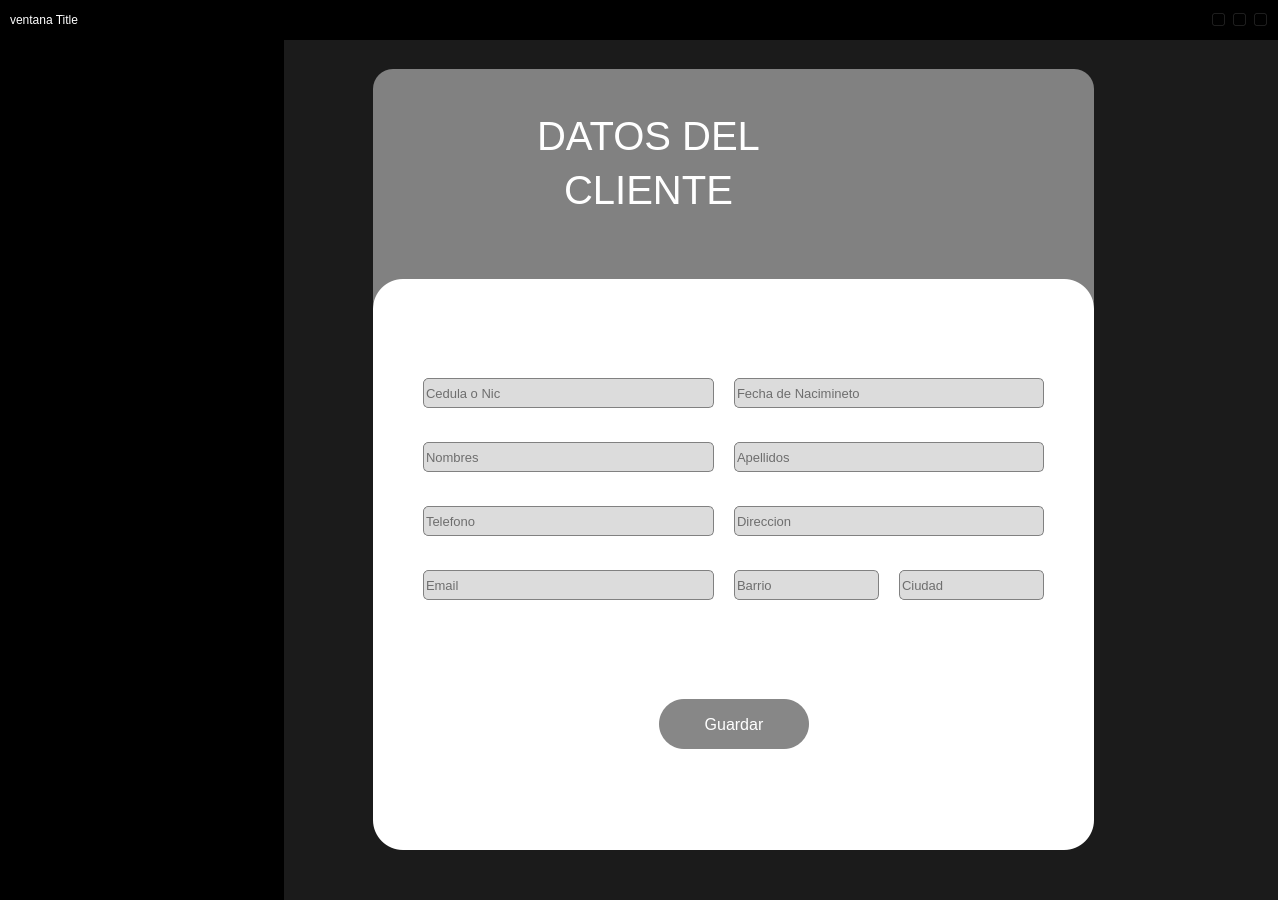
First picture: the form in Resource/Views/work.ui, repository Jpalacio98/Tzedaka, before the edit.
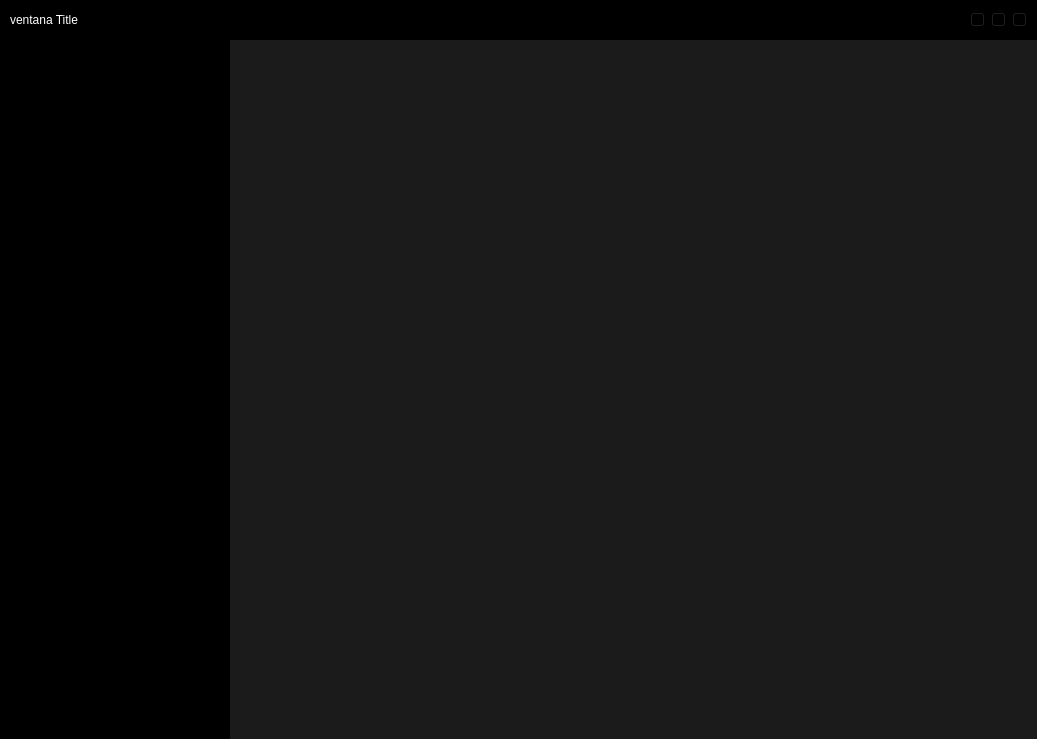
Second picture: the form after the edit. The open tabs and pages were chosen to show the change. Icons and pictures are not drawn.

Commit message: diseño de lista de clientes

The edit to the form file:
```diff
--- a/Resource/Views/work.ui
+++ b/Resource/Views/work.ui
@@ -6,8 +6,8 @@
    <rect>
     <x>0</x>
     <y>0</y>
-    <width>1278</width>
-    <height>900</height>
+    <width>1037</width>
+    <height>739</height>
    </rect>
   </property>
   <property name="windowTitle">
@@ -222,6 +222,17 @@
                 <height>842</height>
                </rect>
               </property>
+              <layout class="QHBoxLayout" name="horizontalLayout_5">
+               <item>
+                <widget class="QFrame" name="frame_2">
+                 <property name="frameShape">
+                  <enum>QFrame::StyledPanel</enum>
+                 </property>
+                 <property name="frameShadow">
+                  <enum>QFrame::Raised</enum>
+                 </property>
+                 <layout class="QHBoxLayout" name="horizontalLayout_7" stretch="7,1">
+                  <item>
               <widget class="QFrame" name="frame_3">
                <property name="geometry">
                 <rect>
@@ -376,7 +387,63 @@
                <property name="frameShadow">
                 <enum>QFrame::Raised</enum>
                </property>
-              </widget>
+                    <layout class="QVBoxLayout" name="verticalLayout_4" stretch="1,1,1,0">
+                     <property name="spacing">
+                      <number>100</number>
+                     </property>
+                     <property name="leftMargin">
+                      <number>10</number>
+                     </property>
+                     <property name="topMargin">
+                      <number>50</number>
+                     </property>
+                     <property name="rightMargin">
+                      <number>10</number>
+                     </property>
+                     <property name="bottomMargin">
+                      <number>10</number>
+                     </property>
+                     <item>
+                      <widget class="QPushButton" name="pushButton">
+                       <property name="text">
+                        <string>PushButton</string>
+                       </property>
+                      </widget>
+                     </item>
+                     <item>
+                      <widget class="QPushButton" name="pushButton_2">
+                       <property name="text">
+                        <string>PushButton</string>
+                       </property>
+                      </widget>
+                     </item>
+                     <item>
+                      <widget class="QPushButton" name="pushButton_3">
+                       <property name="text">
+                        <string>PushButton</string>
+                       </property>
+                      </widget>
+                     </item>
+                     <item>
+                      <spacer name="verticalSpacer">
+                       <property name="orientation">
+                        <enum>Qt::Vertical</enum>
+                       </property>
+                       <property name="sizeHint" stdset="0">
+                        <size>
+                         <width>20</width>
+                         <height>261</height>
+                        </size>
+                       </property>
+                      </spacer>
+                     </item>
+                    </layout>
+                   </widget>
+                  </item>
+                 </layout>
+                </widget>
+               </item>
+              </layout>
              </widget>
             </widget>
            </item>
@@ -397,457 +464,11 @@
                <rect>
                 <x>0</x>
                 <y>0</y>
-                <width>559</width>
-                <height>559</height>
+                <width>395</width>
+                <height>840</height>
                </rect>
               </property>
-              <layout class="QHBoxLayout" name="horizontalLayout_6">
-               <item>
-                <widget class="QWidget" name="widget" native="true">
-                 <property name="sizePolicy">
-                  <sizepolicy hsizetype="Minimum" vsizetype="Minimum">
-                   <horstretch>0</horstretch>
-                   <verstretch>0</verstretch>
-                  </sizepolicy>
-                 </property>
-                 <property name="minimumSize">
-                  <size>
-                   <width>541</width>
-                   <height>541</height>
-                  </size>
-                 </property>
-                 <widget class="QFrame" name="frame_2">
-                  <property name="geometry">
-                   <rect>
-                    <x>70</x>
-                    <y>10</y>
-                    <width>721</width>
-                    <height>251</height>
-                   </rect>
-                  </property>
-                  <property name="styleSheet">
-                   <string notr="true">background-color: rgb(129, 129, 129);
-border-radius:20px;</string>
-                  </property>
-                  <property name="frameShape">
-                   <enum>QFrame::StyledPanel</enum>
-                  </property>
-                  <property name="frameShadow">
-                   <enum>QFrame::Raised</enum>
-                  </property>
-                  <widget class="QLabel" name="label_5">
-                   <property name="geometry">
-                    <rect>
-                     <x>510</x>
-                     <y>40</y>
-                     <width>121</width>
-                     <height>121</height>
-                    </rect>
-                   </property>
-                   <property name="text">
-                    <string/>
-                   </property>
-                   <property name="pixmap">
-                    <pixmap resource="../Images/recursos.qrc">:/source/usuarios.png</pixmap>
-                   </property>
-                   <property name="scaledContents">
-                    <bool>true</bool>
-                   </property>
-                  </widget>
-                  <widget class="QWidget" name="layoutWidget">
-                   <property name="geometry">
-                    <rect>
-                     <x>140</x>
-                     <y>40</y>
-                     <width>271</width>
-                     <height>108</height>
-                    </rect>
-                   </property>
-                   <layout class="QVBoxLayout" name="verticalLayout_8">
-                    <property name="spacing">
-                     <number>0</number>
-                    </property>
-                    <item>
-                     <widget class="QLabel" name="label">
-                      <property name="font">
-                       <font>
-                        <pointsize>30</pointsize>
-                       </font>
-                      </property>
-                      <property name="styleSheet">
-                       <string notr="true">background-color: rgba(255, 255, 255, 0);
-color: rgb(255, 255, 255);</string>
-                      </property>
-                      <property name="text">
-                       <string>DATOS DEL</string>
-                      </property>
-                      <property name="alignment">
-                       <set>Qt::AlignCenter</set>
-                      </property>
-                     </widget>
-                    </item>
-                    <item>
-                     <widget class="QLabel" name="label_3">
-                      <property name="font">
-                       <font>
-                        <pointsize>30</pointsize>
-                       </font>
-                      </property>
-                      <property name="styleSheet">
-                       <string notr="true">background-color: rgba(255, 255, 255, 0);
-color: rgb(255, 255, 255);</string>
-                      </property>
-                      <property name="text">
-                       <string>CLIENTE</string>
-                      </property>
-                      <property name="alignment">
-                       <set>Qt::AlignCenter</set>
-                      </property>
-                     </widget>
-                    </item>
-                   </layout>
-                  </widget>
-                 </widget>
-                 <widget class="QFrame" name="frame_5">
-                  <property name="geometry">
-                   <rect>
-                    <x>70</x>
-                    <y>220</y>
-                    <width>721</width>
-                    <height>571</height>
-                   </rect>
-                  </property>
-                  <property name="styleSheet">
-                   <string notr="true">background-color: rgb(255, 255, 255);
-border-radius:30px;</string>
-                  </property>
-                  <property name="frameShape">
-                   <enum>QFrame::StyledPanel</enum>
-                  </property>
-                  <property name="frameShadow">
-                   <enum>QFrame::Raised</enum>
-                  </property>
-                  <layout class="QVBoxLayout" name="verticalLayout_9" stretch="7,2">
-                   <property name="spacing">
-                    <number>50</number>
-                   </property>
-                   <property name="leftMargin">
-                    <number>50</number>
-                   </property>
-                   <property name="topMargin">
-                    <number>50</number>
-                   </property>
-                   <property name="rightMargin">
-                    <number>50</number>
-                   </property>
-                   <property name="bottomMargin">
-                    <number>50</number>
-                   </property>
-                   <item>
-                    <layout class="QGridLayout" name="gridLayout" rowstretch="0,0,0,0" columnstretch="2,1,1">
-                     <property name="horizontalSpacing">
-                      <number>20</number>
-                     </property>
-                     <property name="verticalSpacing">
-                      <number>34</number>
-                     </property>
-                     <item row="0" column="0">
-                      <widget class="QLineEdit" name="lineEdit_20">
-                       <property name="minimumSize">
-                        <size>
-                         <width>200</width>
-                         <height>30</height>
-                        </size>
-                       </property>
-                       <property name="font">
-                        <font>
-                         <pointsize>10</pointsize>
-                        </font>
-                       </property>
-                       <property name="styleSheet">
-                        <string notr="true">background-color: rgb(220, 220, 220);
-border:1px solid #818181;
-border-radius: 5px;</string>
-                       </property>
-                       <property name="text">
-                        <string/>
-                       </property>
-                       <property name="placeholderText">
-                        <string>Cedula o Nic</string>
-                       </property>
-                      </widget>
-                     </item>
-                     <item row="0" column="1" colspan="2">
-                      <widget class="QLineEdit" name="lineEdit_25">
-                       <property name="minimumSize">
-                        <size>
-                         <width>200</width>
-                         <height>30</height>
-                        </size>
-                       </property>
-                       <property name="font">
-                        <font>
-                         <pointsize>10</pointsize>
-                        </font>
-                       </property>
-                       <property name="styleSheet">
-                        <string notr="true">background-color: rgb(220, 220, 220);
-border:1px solid #818181;
-border-radius: 5px;</string>
-                       </property>
-                       <property name="text">
-                        <string/>
-                       </property>
-                       <property name="placeholderText">
-                        <string>Fecha de Nacimineto</string>
-                       </property>
-                      </widget>
-                     </item>
-                     <item row="1" column="0">
-                      <widget class="QLineEdit" name="lineEdit_27">
-                       <property name="minimumSize">
-                        <size>
-                         <width>200</width>
-                         <height>30</height>
-                        </size>
-                       </property>
-                       <property name="font">
-                        <font>
-                         <pointsize>10</pointsize>
-                        </font>
-                       </property>
-                       <property name="styleSheet">
-                        <string notr="true">background-color: rgb(220, 220, 220);
-border:1px solid #818181;
-border-radius: 5px;</string>
-                       </property>
-                       <property name="placeholderText">
-                        <string>Nombres</string>
-                       </property>
-                      </widget>
-                     </item>
-                     <item row="1" column="1" colspan="2">
-                      <widget class="QLineEdit" name="lineEdit_24">
-                       <property name="minimumSize">
-                        <size>
-                         <width>200</width>
-                         <height>30</height>
-                        </size>
-                       </property>
-                       <property name="font">
-                        <font>
-                         <pointsize>10</pointsize>
-                        </font>
-                       </property>
-                       <property name="styleSheet">
-                        <string notr="true">background-color: rgb(220, 220, 220);
-border:1px solid #818181;
-border-radius: 5px;</string>
-                       </property>
-                       <property name="text">
-                        <string/>
-                       </property>
-                       <property name="placeholderText">
-                        <string>Apellidos</string>
-                       </property>
-                      </widget>
-                     </item>
-                     <item row="2" column="0">
-                      <widget class="QLineEdit" name="lineEdit_28">
-                       <property name="minimumSize">
-                        <size>
-                         <width>200</width>
-                         <height>30</height>
-                        </size>
-                       </property>
-                       <property name="font">
-                        <font>
-                         <pointsize>10</pointsize>
-                        </font>
-                       </property>
-                       <property name="styleSheet">
-                        <string notr="true">background-color: rgb(220, 220, 220);
-border:1px solid #818181;
-border-radius: 5px;</string>
-                       </property>
-                       <property name="text">
-                        <string/>
-                       </property>
-                       <property name="placeholderText">
-                        <string>Telefono</string>
-                       </property>
-                      </widget>
-                     </item>
-                     <item row="2" column="1" colspan="2">
-                      <widget class="QLineEdit" name="lineEdit_23">
-                       <property name="minimumSize">
-                        <size>
-                         <width>200</width>
-                         <height>30</height>
-                        </size>
-                       </property>
-                       <property name="font">
-                        <font>
-                         <pointsize>10</pointsize>
-                        </font>
-                       </property>
-                       <property name="styleSheet">
-                        <string notr="true">background-color: rgb(220, 220, 220);
-border:1px solid #818181;
-border-radius: 5px;</string>
-                       </property>
-                       <property name="text">
-                        <string/>
-                       </property>
-                       <property name="placeholderText">
-                        <string>Direccion</string>
-                       </property>
-                      </widget>
-                     </item>
-                     <item row="3" column="0">
-                      <widget class="QLineEdit" name="lineEdit_22">
-                       <property name="minimumSize">
-                        <size>
-                         <width>200</width>
-                         <height>30</height>
-                        </size>
-                       </property>
-                       <property name="font">
-                        <font>
-                         <pointsize>10</pointsize>
-                        </font>
-                       </property>
-                       <property name="styleSheet">
-                        <string notr="true">background-color: rgb(220, 220, 220);
-border:1px solid #818181;
-border-radius: 5px;</string>
-                       </property>
-                       <property name="text">
-                        <string/>
-                       </property>
-                       <property name="placeholderText">
-                        <string>Email</string>
-                       </property>
-                      </widget>
-                     </item>
-                     <item row="3" column="1">
-                      <widget class="QLineEdit" name="lineEdit_26">
-                       <property name="minimumSize">
-                        <size>
-                         <width>95</width>
-                         <height>30</height>
-                        </size>
-                       </property>
-                       <property name="font">
-                        <font>
-                         <pointsize>10</pointsize>
-                        </font>
-                       </property>
-                       <property name="styleSheet">
-                        <string notr="true">background-color: rgb(220, 220, 220);
-border:1px solid #818181;
-border-radius: 5px;</string>
-                       </property>
-                       <property name="text">
-                        <string/>
-                       </property>
-                       <property name="placeholderText">
-                        <string>Barrio</string>
-                       </property>
-                      </widget>
-                     </item>
-                     <item row="3" column="2">
-                      <widget class="QLineEdit" name="lineEdit_21">
-                       <property name="minimumSize">
-                        <size>
-                         <width>95</width>
-                         <height>30</height>
-                        </size>
-                       </property>
-                       <property name="font">
-                        <font>
-                         <pointsize>10</pointsize>
-                        </font>
-                       </property>
-                       <property name="styleSheet">
-                        <string notr="true">background-color: rgb(220, 220, 220);
-border:1px solid #818181;
-border-radius: 5px;</string>
-                       </property>
-                       <property name="text">
-                        <string/>
-                       </property>
-                       <property name="placeholderText">
-                        <string>Ciudad</string>
-                       </property>
-                      </widget>
-                     </item>
-                    </layout>
-                   </item>
-                   <item>
-                    <layout class="QHBoxLayout" name="horizontalLayout_7">
-                     <item>
-                      <spacer name="horizontalSpacer_3">
-                       <property name="orientation">
-                        <enum>Qt::Horizontal</enum>
-                       </property>
-                       <property name="sizeHint" stdset="0">
-                        <size>
-                         <width>40</width>
-                         <height>20</height>
-                        </size>
-                       </property>
-                      </spacer>
-                     </item>
-                     <item>
-                      <widget class="QPushButton" name="pushButton_4">
-                       <property name="minimumSize">
-                        <size>
-                         <width>150</width>
-                         <height>50</height>
-                        </size>
-                       </property>
-                       <property name="maximumSize">
-                        <size>
-                         <width>150</width>
-                         <height>50</height>
-                        </size>
-                       </property>
-                       <property name="font">
-                        <font>
-                         <pointsize>12</pointsize>
-                        </font>
-                       </property>
-                       <property name="styleSheet">
-                        <string notr="true">background-color: rgb(135, 135, 135);
-color: rgb(255, 255, 255);
-border-radius:25px;</string>
-                       </property>
-                       <property name="text">
-                        <string>Guardar</string>
-                       </property>
-                      </widget>
-                     </item>
-                     <item>
-                      <spacer name="horizontalSpacer_6">
-                       <property name="orientation">
-                        <enum>Qt::Horizontal</enum>
-                       </property>
-                       <property name="sizeHint" stdset="0">
-                        <size>
-                         <width>40</width>
-                         <height>20</height>
-                        </size>
-                       </property>
-                      </spacer>
-                     </item>
-                    </layout>
-                   </item>
-                  </layout>
-                 </widget>
-                </widget>
-               </item>
-              </layout>
+              <layout class="QHBoxLayout" name="horizontalLayout_6"/>
              </widget>
             </widget>
            </item>
```
Left out of the diff: 48 changed lines with no effect on the pictures. Lines whose indentation alone changed are shown as unchanged. The commit also changes 18 other files.
